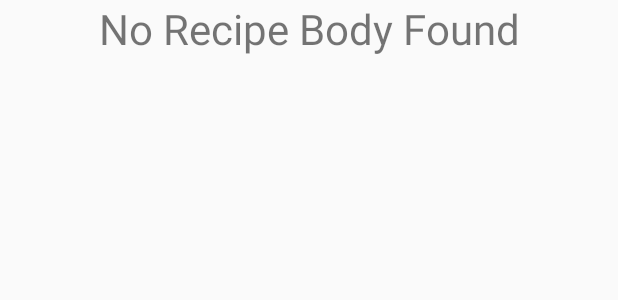
After one commit to szczys/RecipeBrowser, an Android app: the layout fragment_single_recipe.xml on its own in the app's theme, with its tools: preview values and no code run, on a phone screen of 412 x 824 dp. The commit adds this screen. Shown: the top 300 px of the screen. Run offline under Robolectric (Android 15) with nearby library versions, the phone set to English and light mode, and no system bars.

Commit message:
Added navigation between fragments

```diff
--- a/app/build.gradle
+++ b/app/build.gradle
@@ -33,6 +33,8 @@ dependencies {
     implementation 'androidx.appcompat:appcompat:1.1.0'
     implementation 'androidx.constraintlayout:constraintlayout:1.1.3'
     implementation 'androidx.legacy:legacy-support-v4:1.0.0'
+    implementation 'androidx.navigation:navigation-fragment-ktx:2.2.2'
+    implementation 'androidx.navigation:navigation-ui-ktx:2.2.2'
     testImplementation 'junit:junit:4.12'
     androidTestImplementation 'androidx.test.ext:junit:1.1.1'
     androidTestImplementation 'androidx.test.espresso:espresso-core:3.2.0'
--- a/app/src/main/java/com/jumptuck/recipebrowser/RecipeList.kt
+++ b/app/src/main/java/com/jumptuck/recipebrowser/SingleRecipeFragment.kt
@@ -8,15 +8,15 @@ import android.view.ViewGroup
 
 /**
  * A simple [Fragment] subclass.
- * Use the [RecipeList.newInstance] factory method to
+ * Use the [SingleRecipeFragment.newInstance] factory method to
  * create an instance of this fragment.
  */
-class RecipeList : Fragment() {
+class SingleRecipeFragment : Fragment() {
     override fun onCreateView(
         inflater: LayoutInflater, container: ViewGroup?,
         savedInstanceState: Bundle?
     ): View? {
         // Inflate the layout for this fragment
-        return inflater.inflate(R.layout.fragment_recipe_list, container, false)
+        return inflater.inflate(R.layout.fragment_single_recipe, container, false)
     }
 }
--- a/app/src/main/res/layout/activity_main.xml
+++ b/app/src/main/res/layout/activity_main.xml
@@ -7,9 +7,11 @@
     tools:context=".MainActivity">
 
     <fragment
+        android:id="@+id/myNavHostFragment"
+        android:name="androidx.navigation.fragment.NavHostFragment"
         android:layout_width="match_parent"
         android:layout_height="match_parent"
-        android:name="com.jumptuck.recipebrowser.RecipeList"
-        android:id="@+id/main_activity_fragment" />
+        app:defaultNavHost="true"
+        app:navGraph="@navigation/navigation" />
 
 </LinearLayout>
--- /dev/null
+++ b/app/src/main/res/layout/fragment_single_recipe.xml
@@ -0,0 +1,16 @@
+<?xml version="1.0" encoding="utf-8"?>
+<FrameLayout xmlns:android="http://schemas.android.com/apk/res/android"
+    xmlns:tools="http://schemas.android.com/tools"
+    android:layout_width="match_parent"
+    android:layout_height="match_parent"
+    tools:context=".SingleRecipeFragment">
+
+    <!-- TODO: Update blank fragment layout -->
+    <TextView
+        android:layout_width="match_parent"
+        android:layout_height="match_parent"
+        android:text="@string/empty_recipe"
+        android:textAlignment="center"
+        android:textSize="28sp" />
+
+</FrameLayout>
--- a/app/src/main/res/values/strings.xml
+++ b/app/src/main/res/values/strings.xml
@@ -2,4 +2,5 @@
     <string name="app_name">RecipeBrowser</string>
     <!-- TODO: Remove or change this placeholder text -->
     <string name="hello_blank_fragment">Hello blank fragment</string>
+    <string name="empty_recipe">No Recipe Body Found</string>
 </resources>
```
Also changed, not shown: app/src/main/java/com/jumptuck/recipebrowser/RecipeListFragment.kt (added, +29 -0 lines), app/src/main/res/layout/fragment_recipe_list.xml (+21 -10 lines), app/src/main/res/navigation/navigation.xml (added, +22 -0 lines).
